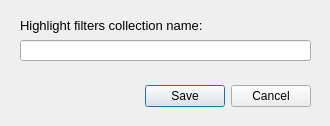
Old version of the form src/savefilterdialog.ui in the repository tableau/tableau-log-viewer.
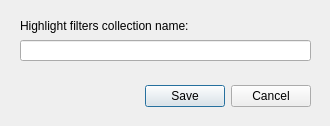
New version of the form.

```diff
--- a/src/savefilterdialog.ui
+++ b/src/savefilterdialog.ui
@@ -72,13 +72,6 @@
      <height>31</height>
     </rect>
    </property>
-   <property name="font">
-    <font>
-     <pointsize>10</pointsize>
-     <weight>50</weight>
-     <bold>false</bold>
-    </font>
-   </property>
    <property name="text">
     <string>Highlight filters collection name:</string>
    </property>
```
